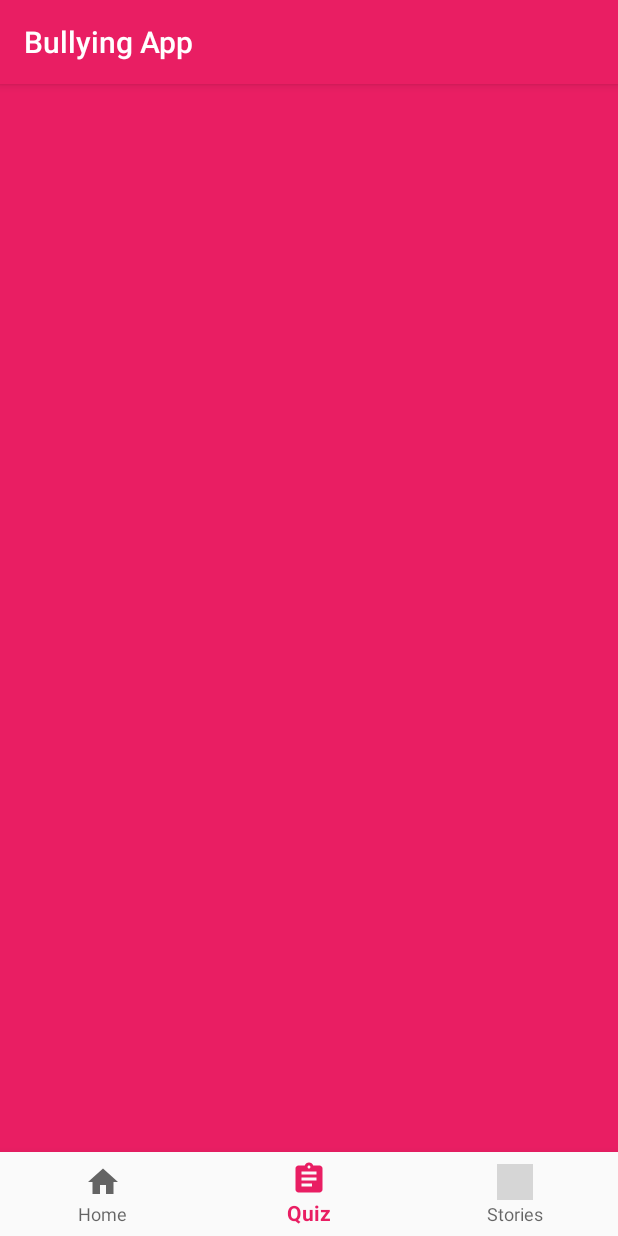
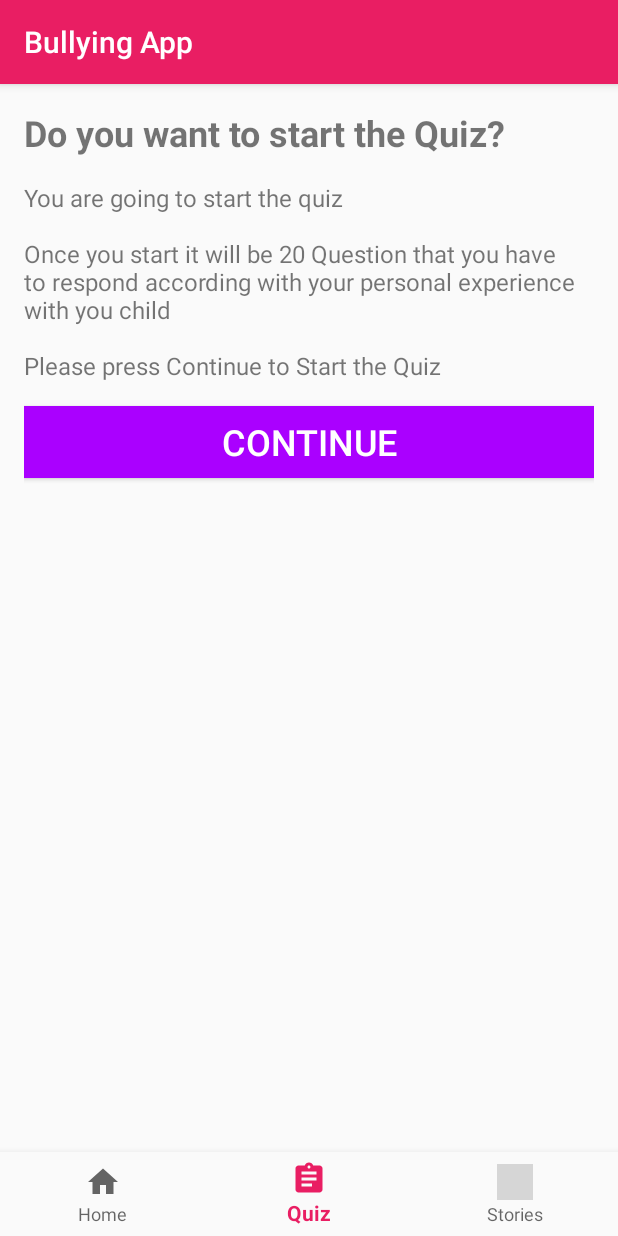
Before and after one commit to crisuvas/DevelopApp, an Android app: the screen it shows after launch (MainActivity), item 2 of the bottom bar chosen, on a phone screen of 412 x 824 dp. Run offline under Robolectric (Android 15) with nearby library versions, the phone set to English and light mode, and no system bars; grey boxes are pictures that could not be loaded.

Commit message:
working version

```diff
--- a/app/src/main/res/layout/fragment_quiz.xml
+++ b/app/src/main/res/layout/fragment_quiz.xml
@@ -1,8 +1,35 @@
 <?xml version="1.0" encoding="utf-8"?>
-<RelativeLayout
-    xmlns:android="http://schemas.android.com/apk/res/android"
+<RelativeLayout xmlns:android="http://schemas.android.com/apk/res/android"
     android:layout_width="match_parent"
     android:layout_height="match_parent"
-    android:background="@color/colorPrimary">
+    android:padding="@dimen/normal_margin">
 
+
+    <TextView
+        android:id="@+id/tv_titleQuiz"
+        android:layout_width="match_parent"
+        android:layout_height="wrap_content"
+        android:text="@string/startQuizTitle"
+        android:textStyle="bold"
+        android:textSize="@dimen/title_text"/>
+
+    <TextView
+        android:layout_marginTop="@dimen/normal_margin"
+        android:layout_marginBottom="@dimen/normal_margin"
+        android:id="@+id/tv_textQuiz"
+        android:layout_width="match_parent"
+        android:layout_height="wrap_content"
+        android:text="@string/startQuizText"
+        android:layout_below="@id/tv_titleQuiz"
+        android:textSize="@dimen/body_text"/>
+
+    <Button
+        android:id="@+id/enter_btn"
+        android:layout_width="match_parent"
+        android:layout_height="wrap_content"
+        android:textSize="@dimen/title_text"
+        android:text="@string/continues"
+        android:textColor="@color/white"
+        android:layout_below="@id/tv_textQuiz"
+        android:background="@color/colorAccent"/>
 </RelativeLayout>
--- a/app/src/main/res/values/colors.xml
+++ b/app/src/main/res/values/colors.xml
@@ -3,4 +3,5 @@
     <color name="colorPrimary">#e91e63</color>
     <color name="colorPrimaryDark">#c2185b</color>
     <color name="colorAccent">#aa00ff</color>
+    <color name="white">#fff</color>
 </resources>
--- a/app/src/main/res/values/strings.xml
+++ b/app/src/main/res/values/strings.xml
@@ -20,6 +20,9 @@
     <string name="home">Home</string>
     <string name="quiz">Quiz</string>
     <string name="stories">Stories</string>
+    <string name="startQuizTitle">Do you want to start the Quiz?</string>
+    <string name="startQuizText">You are going to start the quiz\n\nOnce you start it will be 20 Question that you have to respond according with your personal experience with you child\n\nPlease press Continue to Start the Quiz</string>
+    <string name="continues">Continue</string>
     <string name="titleQuestion1">Question 1 of 20</string>
     <string name="titleQuestion2">Question 2 of 20</string>
     <string name="titleQuestion3">Question 3 of 20</string>
```
Also changed, not shown: 1 other file.
